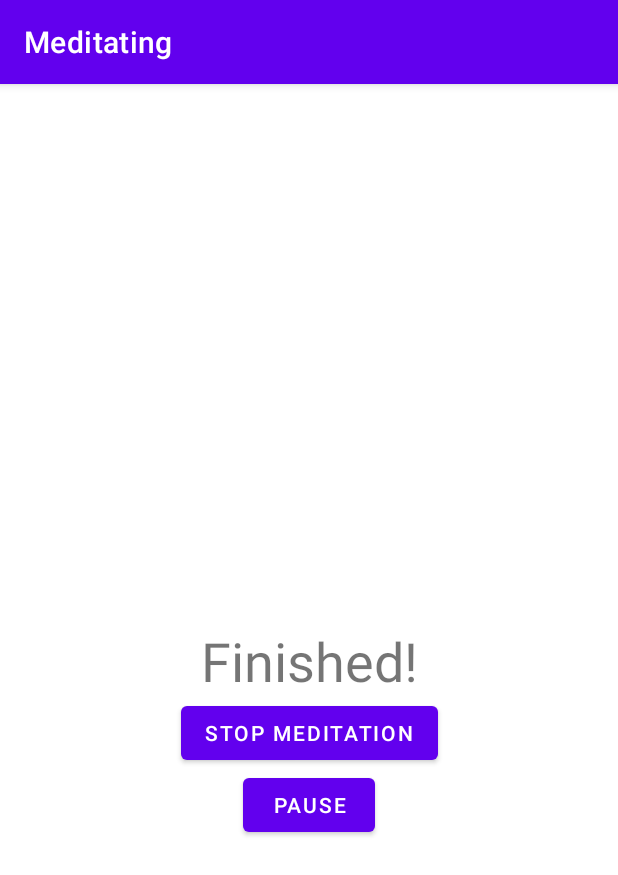
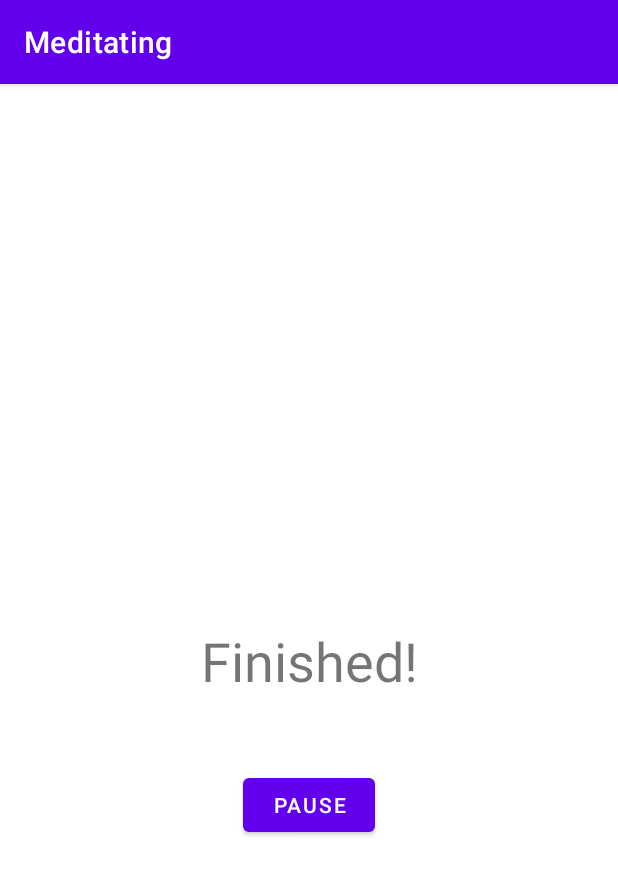
Before and after one commit to zer-ki/JustMeditate, an Android app: the InterfaceTimer screen opened directly, with no data from a screen before it, after a tap on "PAUSE", on a phone screen of 412 x 824 dp. Shown: the top 875 px of the screen. Run offline under Robolectric (Android 15) with nearby library versions, the light colour scheme and no system bars.

Commit message:
Make stopButton change visibility on click

```diff
--- a/app/src/main/java/com/example/justmeditate/InterfaceTimer.kt
+++ b/app/src/main/java/com/example/justmeditate/InterfaceTimer.kt
@@ -3,6 +3,7 @@ package com.example.justmeditate
 import android.content.Intent
 import android.os.Bundle
 import android.os.CountDownTimer
+import android.view.View
 import android.widget.Button
 import androidx.appcompat.app.AppCompatActivity
 import android.widget.TextView
@@ -15,6 +16,7 @@ class InterfaceTimer : AppCompatActivity() {
     private var timeLeftInMilis : Long = 0
     private var isTimerRunning : Boolean = false
     private lateinit var pauseButton : Button
+    private lateinit var stopButton: Button
     override fun onCreate(savedInstanceState: Bundle?) {
         super.onCreate(savedInstanceState)
         setContentView(R.layout.timer_interface)
@@ -28,14 +30,16 @@ class InterfaceTimer : AppCompatActivity() {
 
         pauseButton = findViewById(R.id.button_pause)
         pauseButton.setOnClickListener {
-            if(isTimerRunning)
+            if(isTimerRunning){
                 pauseTimer()
+                stopButton.visibility = View.VISIBLE}
             else{
                 startTimer()
-                pauseButton.text = "Pause"}
+                pauseButton.text = "Pause"
+                stopButton.visibility = View.INVISIBLE}
         }
 
-        val stopButton: Button = findViewById(R.id.button_stop)
+        stopButton = findViewById(R.id.button_stop)
         stopButton.setOnClickListener {
             val intent = Intent(this@InterfaceTimer, MainActivity::class.java)
             startActivity(intent)
@@ -56,7 +60,7 @@ class InterfaceTimer : AppCompatActivity() {
         }.start()
     }
 
-    fun pauseTimer(){
+    private fun pauseTimer(){
             timer.cancel()
             pauseButton.text = "Resume"
             isTimerRunning = false
--- a/app/src/main/res/layout/timer_interface.xml
+++ b/app/src/main/res/layout/timer_interface.xml
@@ -20,6 +20,7 @@
         android:layout_width="wrap_content"
         android:layout_height="wrap_content"
         android:text="Stop meditation"
+        android:visibility="invisible"
         app:layout_constraintTop_toBottomOf="@id/timer_text"
         app:layout_constraintStart_toStartOf="parent"
         app:layout_constraintEnd_toEndOf="parent" />
```
